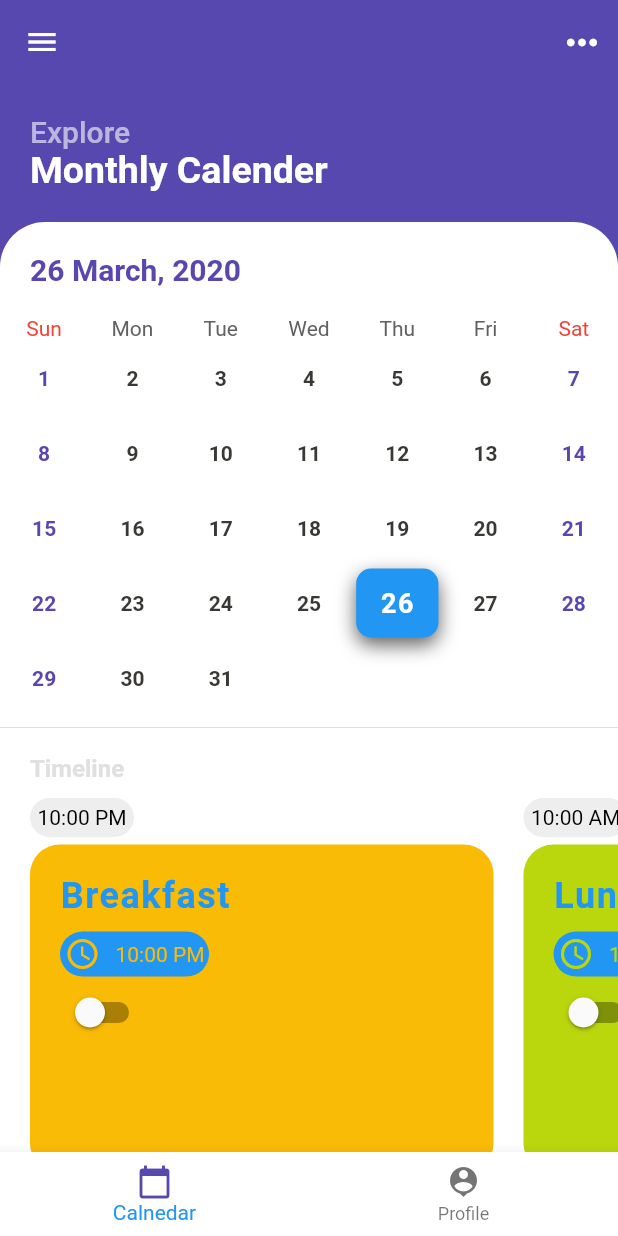
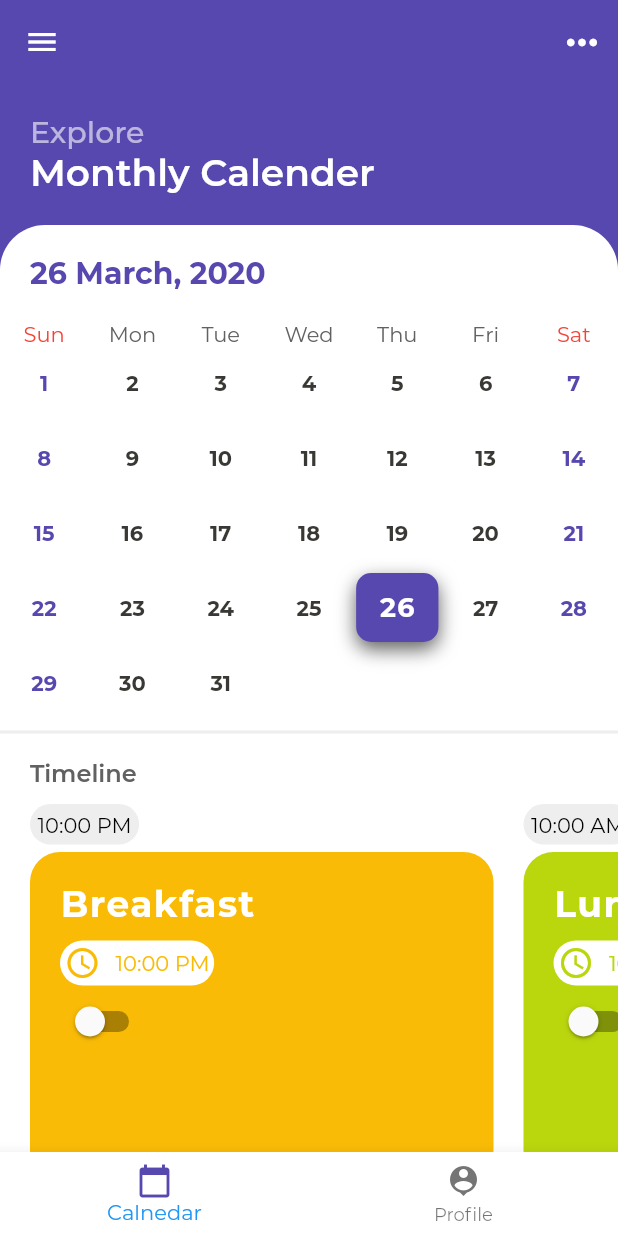
Before and after one commit to mohitagr1/Hostel_UI, a Flutter app: the HomeScreen screen opened directly, on a phone screen of 412 x 824 dp. Run offline on Flutter 3.47's test engine with Material 2 defaults, Android fonts, the phone set to English and light mode, and no system bars; drawn by our look-alikes of table_calendar; our stand-ins replace flare_flutter, shared_preferences; accounts and stored records are empty; project files that could hold a hidden picture were left out.

Commit message:
Fixed UI
Fixed abnormal color for certain widgets

```diff
--- a/lib/main.dart
+++ b/lib/main.dart
@@ -18,11 +18,11 @@ class MyApp extends StatelessWidget {
       debugShowCheckedModeBanner: false,
       title: 'Hostel UI',
 
-      // theme: ThemeData(
-      //   fontFamily: 'Montserrat',
-      //   primaryColor: Color(0xff5748AF),
-      //   accentColor: Colors.white,
-      // ),
+      theme: ThemeData(
+        fontFamily: 'Montserrat',
+        primaryColor: Color(0xff5748AF),
+        accentColor: Colors.white,
+      ),
       home: LoginScreen(),
     );
   }
--- a/lib/screens/calendar_screen.dart
+++ b/lib/screens/calendar_screen.dart
@@ -8,7 +8,6 @@ import 'package:provider/provider.dart';
 class CalendarScreen extends StatelessWidget {
   @override
   Widget build(BuildContext context) {
-
     ThemeColors colors = Provider.of<ThemeColors>(context);
 
     return SingleChildScrollView(
@@ -16,7 +15,7 @@ class CalendarScreen extends StatelessWidget {
         children: <Widget>[
           CalendarHeader(),
           Container(
-            color: colors.getPrimaryColor(),//Theme.of(context).primaryColor,
+            color: colors.getPrimaryColor(),
             child: Container(
               // height: MediaQuery.of(context).size.height,
               decoration: BoxDecoration(
@@ -30,20 +29,19 @@ class CalendarScreen extends StatelessWidget {
                 children: <Widget>[
                   // MyCalendar(),
                   MyCustomCalendar(),
-                  Divider(),
+                  Divider(color: colors.getTimelineBackColor(),thickness: 2,),
                   Padding(
                     padding: EdgeInsets.symmetric(horizontal: 20, vertical: 10),
                     child: Container(
                       alignment: Alignment.centerLeft,
-                      child: Text("Timeline",
-                          style: TextStyle(
-                              fontSize: 16,
-                              fontWeight: FontWeight.w600,
-                              color:
-                                  Theme.of(context).accentColor == Colors.white
-                                      ? Colors.grey[700]
-                                      : Colors.grey[300]) //Colors.grey[700]),
-                          ),
+                      child: Text(
+                        "Timeline",
+                        style: TextStyle(
+                          fontSize: 16,
+                          fontWeight: FontWeight.w600,
+                          color: Colors.grey[700],
+                        ),
+                      ),
                     ),
                   ),
                   MealTimeLine(),
--- a/lib/screens/login_screen.dart
+++ b/lib/screens/login_screen.dart
@@ -1,13 +1,11 @@
 import 'dart:convert';
 
 import 'package:flare_flutter/flare_actor.dart';
-import 'package:hoste_ui/models/themecolors.dart';
 import 'package:hoste_ui/screens/home_screen.dart';
 import 'package:hoste_ui/teddy_github/teddy_controller.dart';
 import 'package:hoste_ui/teddy_github/tracking_text_input.dart';
 import 'package:http/http.dart' as http;
 import 'package:flutter/material.dart';
-import 'package:provider/provider.dart';
 import 'package:shared_preferences/shared_preferences.dart';
 
 class LoginScreen extends StatefulWidget {
--- a/lib/widgets/meal_card.dart
+++ b/lib/widgets/meal_card.dart
@@ -1,4 +1,6 @@
 import 'package:flutter/material.dart';
+import 'package:hoste_ui/models/themecolors.dart';
+import 'package:provider/provider.dart';
 
 class MealCard extends StatefulWidget {
   final Color color;
@@ -11,9 +13,11 @@ class MealCard extends StatefulWidget {
 }
 
 class _MealCardState extends State<MealCard> {
+
   bool isSwitched = false;
   @override
   Widget build(BuildContext context) {
+    ThemeColors colors = Provider.of<ThemeColors>(context);
     return Expanded(
       child: Row(
         children: <Widget>[
@@ -32,7 +36,7 @@ class _MealCardState extends State<MealCard> {
                     widget.mealType,
                     style: TextStyle(
                         fontSize: 24.0,
-                        color: Theme.of(context).accentColor,
+                        color: colors.getAccentcolor(),
                         fontWeight: FontWeight.bold,
                         letterSpacing: 1.0),
                   ),
@@ -42,7 +46,7 @@ class _MealCardState extends State<MealCard> {
                   Container(
                     decoration: BoxDecoration(
                       borderRadius: BorderRadius.circular(50),
-                      color: Theme.of(context).accentColor,
+                      color: colors.getAccentcolor(),
                     ),
                     child: Padding(
                       padding: EdgeInsets.all(3.0),
@@ -68,6 +72,7 @@ class _MealCardState extends State<MealCard> {
                   ),
                   Switch(
                     value: isSwitched,
+                    activeColor: colors.getAccentcolor(),
                     onChanged: (val) {
                       setState(() {
                         isSwitched = val;
```
